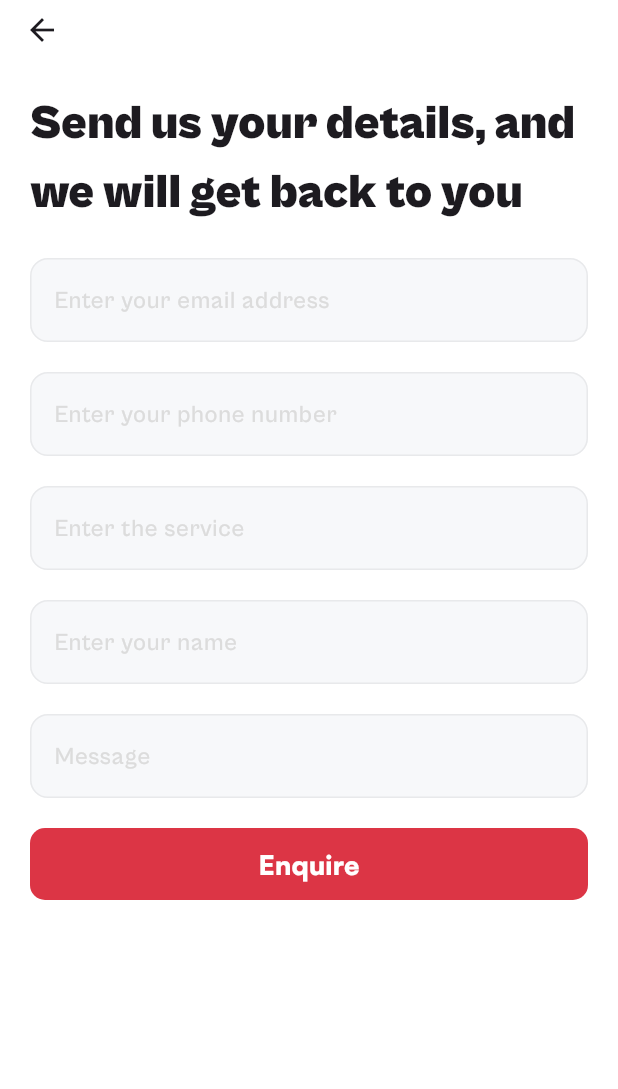
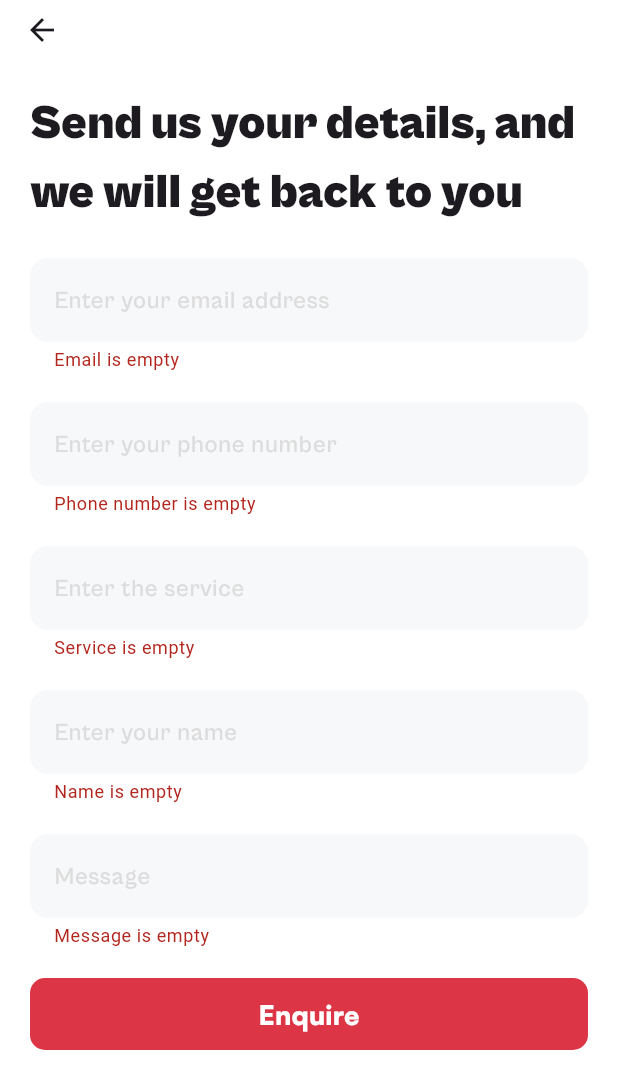
Before and after one commit to KodeInnovate-WorkSpace/s1media_app, a Flutter app: the EnquireForm screen opened directly with empty values, after a tap on "Enquire", on a phone screen of 412 x 824 dp. Shown: the top 1089 px of the screen. Run offline on Flutter 3.47's test engine with Material 3 defaults, Android fonts, the phone set to English and light mode, and no system bars; our stand-ins replace carousel_slider, cloud_firestore, firebase_core, flutter_dotenv, get, pinput and 1 more; missing offline and left inert: in_app_update, mailer; accounts and stored records are empty.

Commit message:
Update: form validation on enquiry form

```diff
--- a/lib/screens/enquire_form.dart
+++ b/lib/screens/enquire_form.dart
@@ -4,7 +4,6 @@ import 'package:flutter/material.dart';
 import 'package:flutter/services.dart';
 import 'package:flutter_dotenv/flutter_dotenv.dart';
 import 'package:get/get.dart';
-import 'package:s1media_app/controller/textfield_controller.dart';
 import 'package:s1media_app/widget/enquire_text_field.dart';
 import 'package:url_launcher/url_launcher.dart';
 import '../controller/user_controller.dart';
@@ -19,13 +18,14 @@ class EnquireForm extends StatefulWidget {
 }
 
 class _EnquireFormState extends State<EnquireForm> {
+  final _formkey = GlobalKey<FormState>();
+
   TextEditingController emailController = TextEditingController();
   TextEditingController phoneController = TextEditingController();
   TextEditingController nameController = TextEditingController();
   TextEditingController msgController = TextEditingController();
   TextEditingController serviceController = TextEditingController();
   UserController userObj = UserController();
-
 
   @override
   void initState() {
@@ -62,6 +62,8 @@ class _EnquireFormState extends State<EnquireForm> {
             return SingleChildScrollView(
               child: Padding(
                 padding: const EdgeInsets.all(20.0),
+                child: Form(
+                  key: _formkey,
                   child: Column(
                     mainAxisAlignment: MainAxisAlignment.start,
                     children: [
@@ -76,15 +78,55 @@ class _EnquireFormState extends State<EnquireForm> {
                       StatefulBuilder(builder: (context, setState) {
                         return Column(
                           children: [
-                          enquireTextField(emailController, "Enter your email address", setState),
+                            //Email
+                            enquireTextField(emailController, "Enter your email address", setState, (value) {
+                              if (value == null || value.isEmpty) {
+                                return 'Email is empty';
+                              }
+                              if (!RegExp(r'^[^@]+@[^@]+\.[^@]+').hasMatch(value)) {
+                                return 'Enter a valid email';
+                              }
+                              return null;
+                            }),
                             const SizedBox(height: 20),
-                          enquireTextField(phoneController, "Enter your phone number", setState),
+
+                            //Phone
+                            enquireTextField(phoneController, "Enter your phone number", setState, (value) {
+                              if (value == null || value.isEmpty) {
+                                return 'Phone number is empty';
+                              }
+                              if (!RegExp(r'^\d{10}$').hasMatch(value)) {
+                                return 'Enter a valid phone number';
+                              }
+                              return null;
+                            }),
                             const SizedBox(height: 20),
-                          enquireTextField(serviceController, "Enter the service", setState),
+
+                            //Service
+                            enquireTextField(serviceController, "Enter the service", setState, (value) {
+                              if (value == null || value.isEmpty) {
+                                return 'Service is empty';
+                              }
+                              return null;
+                            }),
                             const SizedBox(height: 20),
-                          enquireTextField(nameController, "Enter your name", setState),
+
+                            //Name
+                            enquireTextField(nameController, "Enter your name", setState, (value) {
+                              if (value == null || value.isEmpty) {
+                                return 'Name is empty';
+                              }
+                              return null;
+                            }),
                             const SizedBox(height: 20),
-                          enquireTextField(msgController, "Message", setState),
+
+                            //Message
+                            enquireTextField(msgController, "Message", setState, (value) {
+                              if (value == null || value.isEmpty) {
+                                return 'Message is empty';
+                              }
+                              return null;
+                            }),
                           ],
                         );
                       }),
@@ -94,8 +136,12 @@ class _EnquireFormState extends State<EnquireForm> {
                         width: double.infinity,
                         child: TextButton(
                             onPressed: () async {
+                              if (_formkey.currentState!.validate()) {
                                 HapticFeedback.selectionClick();
                                 await sendWhatsAppMessage();
+                              } else {
+                                Get.snackbar("Empty Field", "Please fill necessary details to continue", duration: const Duration(milliseconds: 600));
+                              }
                             },
                             child: const Text(
                               "Enquire",
@@ -103,6 +149,7 @@ class _EnquireFormState extends State<EnquireForm> {
                             )),
                       ),
                     ],
+                  ),
                 ),
               ),
             );
@@ -119,11 +166,11 @@ class _EnquireFormState extends State<EnquireForm> {
     String message = msgController.value.text;
     String service = serviceController.text;
 
-    if (email.isEmpty || phone.isEmpty || service.isEmpty || name.isEmpty || message.isEmpty) {
-      // Show an error message or do something to inform the user
-      log('Please fill all the fields');
-      return;
-    }
+    // if (email.isEmpty || phone.isEmpty || service.isEmpty || name.isEmpty || message.isEmpty) {
+    //   // Get.snackbar("Empty Field", "Please fill necessary details to continue", duration: const Duration(milliseconds: 600));
+    //   log('Please fill all the fields');
+    //   return;
+    // }
 
     String fullMessage = "Email: $email\nPhone: $phone\nService: $service\nName: $name\n $message";
     String phoneNumber = dotenv.env['RECEIVER_PHONE']!; // Replace with the recipient's phone number
--- a/lib/widget/enquire_text_field.dart
+++ b/lib/widget/enquire_text_field.dart
@@ -1,6 +1,6 @@
 import 'package:flutter/material.dart';
 
-Widget enquireTextField(TextEditingController textController, String placeholder, StateSetter setState) {
+Widget enquireTextField(TextEditingController textController, String placeholder, StateSetter setState, String? Function(String?)? validator) {
   return TextFormField(
     controller: textController,
     cursorColor: const Color(0xffdc3545),
@@ -45,9 +45,7 @@ Widget enquireTextField(TextEditingController textController, String placeholder
       ),
     ),
     autofocus: false,
-    validator: (value) {
-      return null;
-    },
+    validator: validator,
     onChanged: (value) {
       setState(() {}); // Trigger state change on text change to update suffixIcon
     },
```
Also changed, not shown: lib/screens/home.dart (+26 -0 lines). Lines whose indentation alone changed are shown as unchanged.
